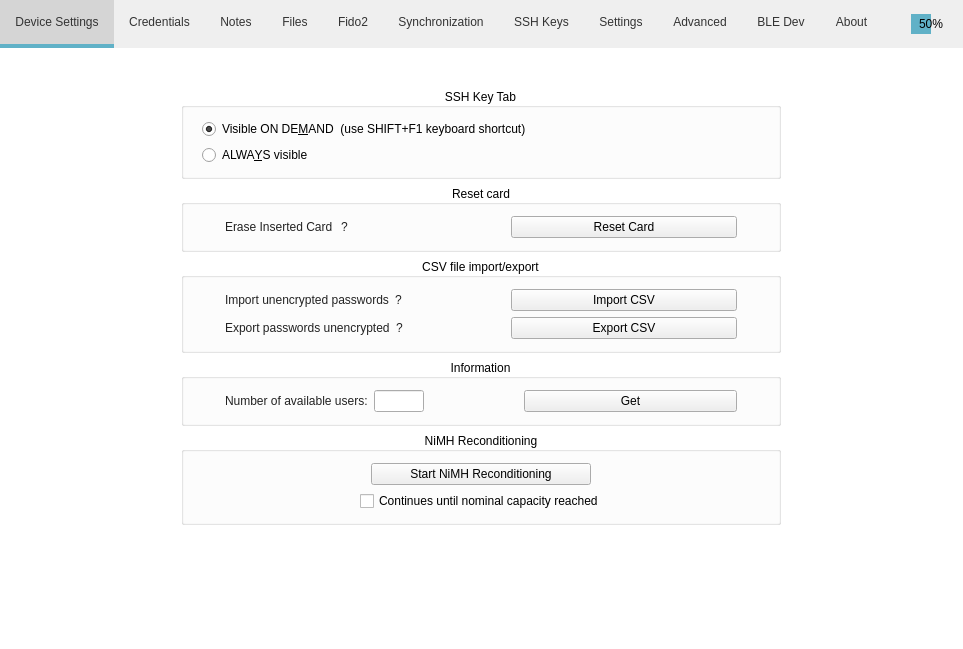
This is src/MainWindow.ui in mooltipass/moolticute as Qt 5 draws it before an edit. The edited form follows.
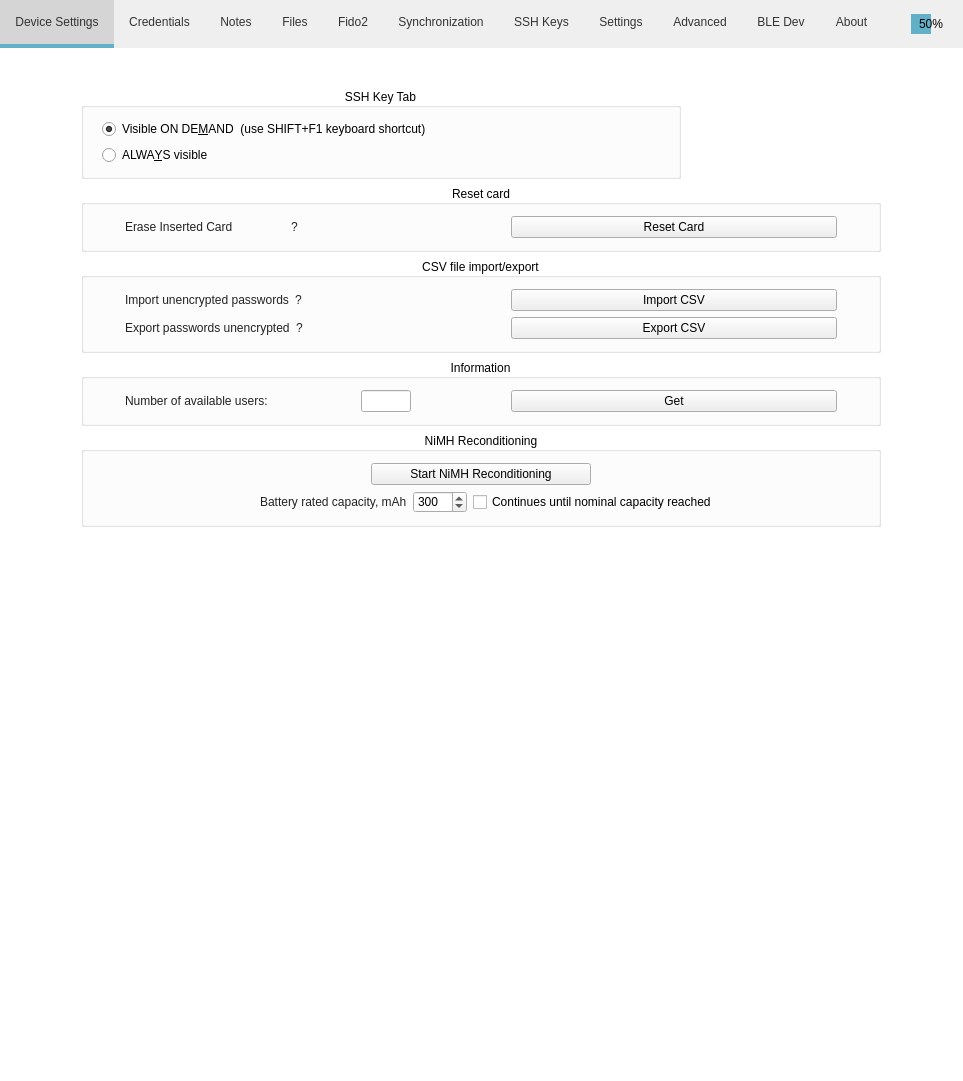
This is the edited form. The open tabs and pages were chosen to show the change. Icons and pictures are not drawn. Custom widgets are drawn as their Qt base class.

Commit message: recondition: Allow to specify custom rated capacity for recondition logic

Diff of the .ui file:
```diff
--- a/src/MainWindow.ui
+++ b/src/MainWindow.ui
@@ -7,7 +7,7 @@
     <x>0</x>
     <y>0</y>
     <width>946</width>
-    <height>632</height>
+    <height>1081</height>
    </rect>
   </property>
   <property name="sizePolicy">
@@ -5244,6 +5244,23 @@
                </property>
               </spacer>
              </item>
+             <item>
+              <widget class="QLabel" name="label_47">
+               <property name="text">
+                <string>Battery rated capacity, mAh</string>
+               </property>
+              </widget>
+             </item>
+             <item>
+              <widget class="QSpinBox" name="exp_capacity">
+               <property name="maximum">
+                <number>1000</number>
+               </property>
+               <property name="value">
+                <number>300</number>
+               </property>
+              </widget>
+             </item>
              <item>
               <widget class="QCheckBox" name="checkBoxContinueRecondition">
                <property name="layoutDirection">
```
Left out of the diff: 8 changed lines with no effect on the pictures. The commit also changes 6 other files.
